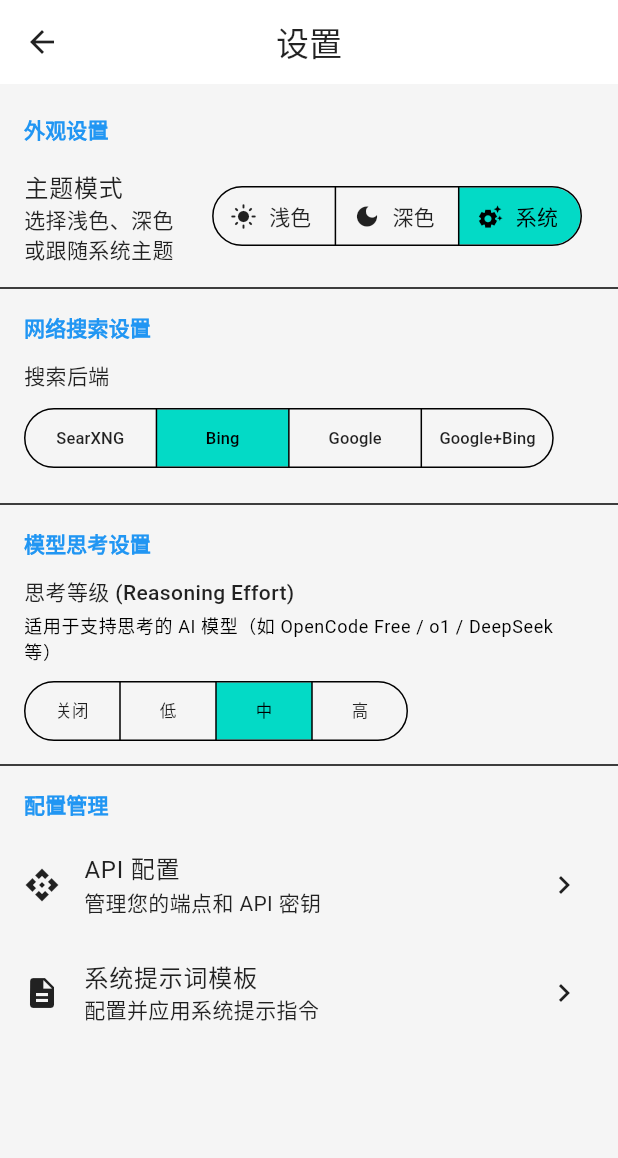
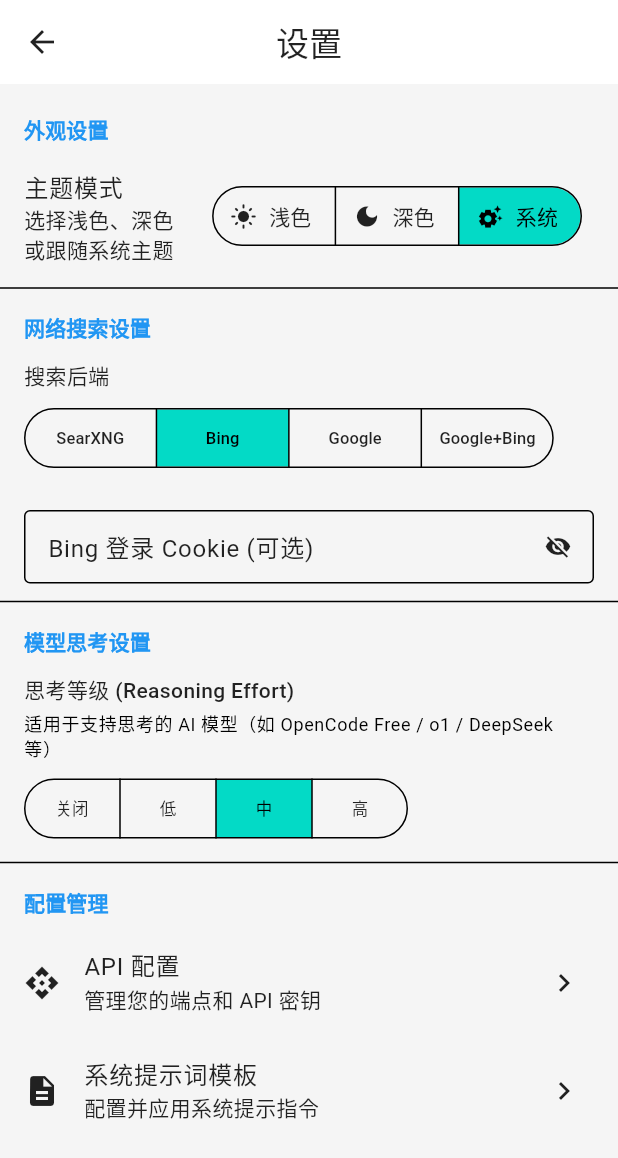
Before and after one commit to naruse-love/chat-app, a Flutter app: the SettingsScreen screen opened by its route, after a tap on "Bing", on a phone screen of 412 x 824 dp. Shown: the top 1158 px of the screen. Run offline on Flutter 3.47's test engine with Material 3 defaults, Android fonts, the phone set to English and light mode, and no system bars; our stand-ins replace dio, flutter_image_compress, flutter_markdown, flutter_riverpod, flutter_secure_storage, image_picker and 2 more; missing offline and left inert: highlight, markdown; accounts and stored records are empty; network calls fail.

Commit message:
fix: system prompt dispose crash, default system prompt setting, and bing cookie search optimization

```diff
--- a/lib/providers/chat_provider.dart
+++ b/lib/providers/chat_provider.dart
@@ -317,6 +317,7 @@ class ChatNotifier extends StateNotifier<ChatState> {
         googleApiKey: settings.googleSearchApiKey.isNotEmpty ? settings.googleSearchApiKey : null,
         googleBaseUrl: settings.googleSearchBaseUrl.isNotEmpty ? settings.googleSearchBaseUrl : null,
         googleSearchModel: settings.googleSearchModel.isNotEmpty ? settings.googleSearchModel : null,
+        bingCookie: settings.bingCookie.isNotEmpty ? settings.bingCookie : null,
         reasoningEffort: settings.reasoningEffort,
         cancelToken: _cancelToken,
       );
--- a/lib/providers/settings_provider.dart
+++ b/lib/providers/settings_provider.dart
@@ -15,6 +15,7 @@ class AppSettings {
   final String googleSearchApiKey;
   final String googleSearchBaseUrl;
   final String googleSearchModel;
+  final String bingCookie;
   final String reasoningEffort;
   final bool isLoaded;
 
@@ -26,6 +27,7 @@ class AppSettings {
     this.googleSearchApiKey = '',
     this.googleSearchBaseUrl = 'https://generativelanguage.googleapis.com',
     this.googleSearchModel = 'gemini-2.5-flash',
+    this.bingCookie = '',
     this.reasoningEffort = 'medium',
     this.isLoaded = false,
   });
@@ -38,6 +40,7 @@ class AppSettings {
     String? googleSearchApiKey,
     String? googleSearchBaseUrl,
     String? googleSearchModel,
+    String? bingCookie,
     String? reasoningEffort,
     bool? isLoaded,
   }) {
@@ -49,6 +52,7 @@ class AppSettings {
       googleSearchApiKey: googleSearchApiKey ?? this.googleSearchApiKey,
       googleSearchBaseUrl: googleSearchBaseUrl ?? this.googleSearchBaseUrl,
       googleSearchModel: googleSearchModel ?? this.googleSearchModel,
+      bingCookie: bingCookie ?? this.bingCookie,
       reasoningEffort: reasoningEffort ?? this.reasoningEffort,
       isLoaded: isLoaded ?? this.isLoaded,
     );
@@ -64,6 +68,7 @@ class SettingsNotifier extends StateNotifier<AppSettings> {
   static const _googleSearchModelKey = 'google_search_model';
   static const _reasoningEffortKey = 'reasoning_effort';
   static const _googleSearchApiKeySecureKey = 'google_search_api_key';
+  static const _bingCookieSecureKey = 'bing_cookie';
 
   final SecureStorageService _secureStorage;
   bool isLoaded = false;
@@ -77,6 +82,7 @@ class SettingsNotifier extends StateNotifier<AppSettings> {
     try {
       final prefs = await SharedPreferences.getInstance();
       final apiKey = await _secureStorage.read(_googleSearchApiKeySecureKey) ?? '';
+      final bingCookie = await _secureStorage.read(_bingCookieSecureKey) ?? '';
       if (!mounted) return;
       isLoaded = true;
       state = AppSettings(
@@ -87,6 +93,7 @@ class SettingsNotifier extends StateNotifier<AppSettings> {
         googleSearchApiKey: apiKey,
         googleSearchBaseUrl: prefs.getString(_googleSearchBaseUrlKey) ?? 'https://generativelanguage.googleapis.com',
         googleSearchModel: prefs.getString(_googleSearchModelKey) ?? 'gemini-2.5-flash',
+        bingCookie: bingCookie,
         reasoningEffort: prefs.getString(_reasoningEffortKey) ?? 'medium',
         isLoaded: true,
       );
@@ -147,6 +154,13 @@ class SettingsNotifier extends StateNotifier<AppSettings> {
     try {
       final prefs = await SharedPreferences.getInstance();
       await prefs.setString(_googleSearchModelKey, model);
+    } catch (_) {}
+  }
+
+  Future<void> updateBingCookie(String cookie) async {
+    state = state.copyWith(bingCookie: cookie);
+    try {
+      await _secureStorage.write(_bingCookieSecureKey, cookie);
     } catch (_) {}
   }
 
--- a/lib/screens/settings_screen.dart
+++ b/lib/screens/settings_screen.dart
@@ -15,7 +15,9 @@ class _SettingsScreenState extends ConsumerState<SettingsScreen> {
   late final TextEditingController _googleApiKeyController;
   late final TextEditingController _googleBaseUrlController;
   late final TextEditingController _googleModelController;
+  late final TextEditingController _bingCookieController;
   bool _obscureGoogleApiKey = true;
+  bool _obscureBingCookie = true;
 
   bool _hasSynced = false;
 
@@ -25,6 +27,7 @@ class _SettingsScreenState extends ConsumerState<SettingsScreen> {
       _googleApiKeyController.text = settings.googleSearchApiKey;
       _googleBaseUrlController.text = settings.googleSearchBaseUrl;
       _googleModelController.text = settings.googleSearchModel;
+      _bingCookieController.text = settings.bingCookie;
       _hasSynced = true;
     }
   }
@@ -37,6 +40,7 @@ class _SettingsScreenState extends ConsumerState<SettingsScreen> {
     _googleApiKeyController = TextEditingController(text: settings.googleSearchApiKey);
     _googleBaseUrlController = TextEditingController(text: settings.googleSearchBaseUrl);
     _googleModelController = TextEditingController(text: settings.googleSearchModel);
+    _bingCookieController = TextEditingController(text: settings.bingCookie);
     _hasSynced = settings.isLoaded;
   }
 
@@ -46,6 +50,7 @@ class _SettingsScreenState extends ConsumerState<SettingsScreen> {
     _googleApiKeyController.dispose();
     _googleBaseUrlController.dispose();
     _googleModelController.dispose();
+    _bingCookieController.dispose();
     super.dispose();
   }
 
@@ -263,6 +268,41 @@ class _SettingsScreenState extends ConsumerState<SettingsScreen> {
               ),
             ),
           ],
+          if (settings.searchBackend == 'bing' || settings.searchBackend == 'google_bing') ...[
+            const SizedBox(height: 8),
+            Padding(
+              padding: const EdgeInsets.symmetric(horizontal: 16.0, vertical: 4.0),
+              child: Row(
+                children: [
+                  Expanded(
+                    child: TextField(
+                      controller: _bingCookieController,
+                      obscureText: _obscureBingCookie,
+                      decoration: InputDecoration(
+                        labelText: 'Bing 登录 Cookie (可选)',
+                        hintText: '粘贴 Bing 登录 Cookie 提升搜索质量与解封',
+                        border: const OutlineInputBorder(),
+                        isDense: true,
+                        suffixIcon: IconButton(
+                          icon: Icon(
+                            _obscureBingCookie ? Icons.visibility_off : Icons.visibility,
+                          ),
+                          onPressed: () {
+                            setState(() {
+                              _obscureBingCookie = !_obscureBingCookie;
+                            });
+                          },
+                        ),
+                      ),
+                      onChanged: (val) {
+                        notifier.updateBingCookie(val.trim());
+                      },
+                    ),
+                  ),
+                ],
+              ),
+            ),
+          ],
           const Divider(),
 
           // Model Reasoning Effort Section
```
Also changed, not shown: lib/screens/home_screen.dart (+11 -3 lines), lib/screens/system_prompt_screen.dart (+41 -6 lines), lib/services/agent_service.dart (+10 -0 lines), lib/services/search_service.dart (+67 -27 lines), 5 other files.
